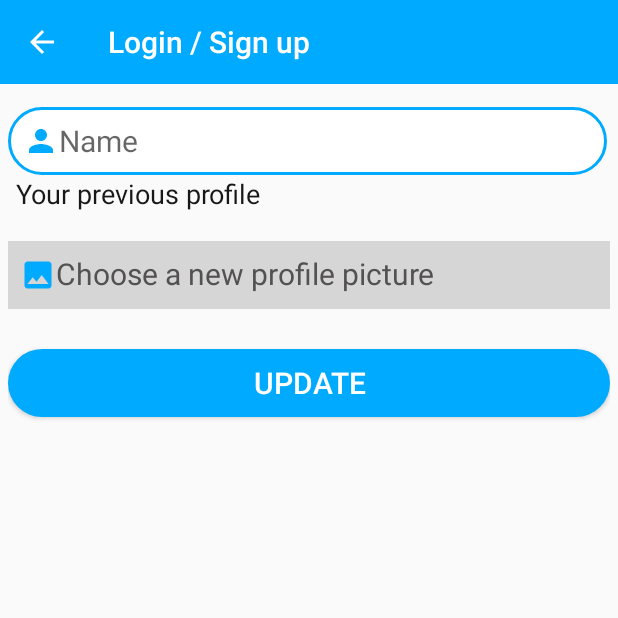
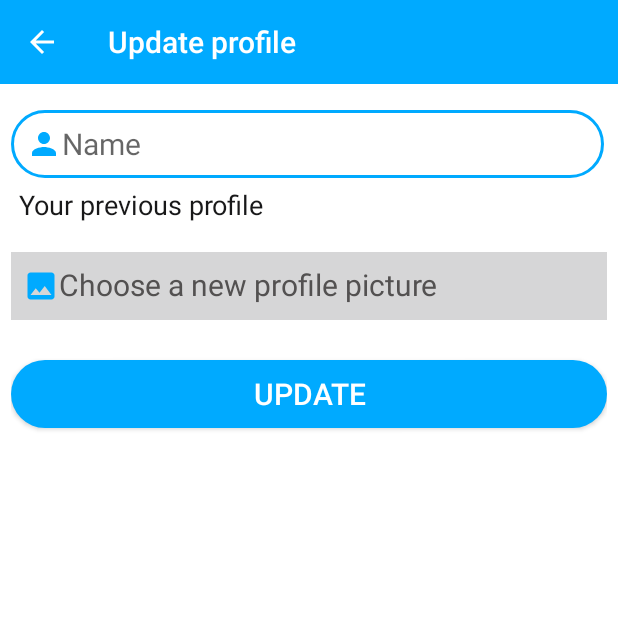
Before and after one commit to InnovexIT-Syl/Rentage, an Android app: the ProfileActivity screen opened directly, with no data from a screen before it, on a phone screen of 412 x 824 dp, the top half of it. Run offline under Robolectric (Android 15) with nearby library versions, the phone set to English and light mode, and no system bars; our stand-ins replace Firebase (no records; nobody signed in at launch, a user with empty details on screens opened directly), Picasso.

Commit message:
all files are updated

```diff
--- a/app/src/main/java/com/example/rentage/ProfileActivity.java
+++ b/app/src/main/java/com/example/rentage/ProfileActivity.java
@@ -9,6 +9,8 @@ import androidx.core.app.ActivityCompat;
 import androidx.core.content.ContextCompat;
 
 import android.Manifest;
+import android.app.ProgressDialog;
+import android.content.ContentResolver;
 import android.content.ContentValues;
 import android.content.DialogInterface;
 import android.content.Intent;
@@ -17,6 +19,7 @@ import android.net.Uri;
 import android.os.Bundle;
 import android.provider.MediaStore;
 import android.view.View;
+import android.webkit.MimeTypeMap;
 import android.widget.Button;
 import android.widget.EditText;
 import android.widget.ImageButton;
@@ -40,20 +43,17 @@ import com.google.firebase.storage.StorageReference;
 import com.google.firebase.storage.UploadTask;
 import com.squareup.picasso.Picasso;
 
-import de.hdodenhof.circleimageview.CircleImageView;
-
-import static com.google.firebase.storage.FirebaseStorage.getInstance;
 
 public class ProfileActivity extends AppCompatActivity {
-    Uri image_uri;
+    Uri image_uri = null;
     String cameraPermission[];
     String storagePermission[];
     String storagePath = "user_profile_image";
     private static final String TAG = "";
     private Toolbar toolbarLogSign;
 
-    private ImageView profileImage,previousProfileImage;
-    private TextView chooseProfileImage;
+    private ImageView profileImage, previousProfileImage;
+    private TextView chooseProfileImage, haveProfileImage;
     private EditText update_name;
     private Button updateButton;
 
@@ -71,6 +71,7 @@ public class ProfileActivity extends AppCompatActivity {
     private DatabaseReference databaseReference;
     // storage
     private StorageReference storageReference;
+    private ProgressDialog progressDialog;
 
     @Override
     protected void onCreate(Bundle savedInstanceState) {
@@ -93,17 +94,20 @@ public class ProfileActivity extends AppCompatActivity {
             }
         });
 
-        getSupportActionBar().setTitle("Login / Sign up");
+        getSupportActionBar().setTitle("Update profile");
         profileImage = findViewById(R.id.profile_image);
         update_name = findViewById(R.id.update_name);
         previousProfileImage = findViewById(R.id.previous_profile_image);
         chooseProfileImage = findViewById(R.id.chooseProfilePicture);
         updateButton = findViewById(R.id.update);
+        haveProfileImage = findViewById(R.id.haveProfileImage);
 
+        progressDialog = new ProgressDialog(this);
+        progressDialog.setMessage("Registering User...");
         updateButton.setOnClickListener(new View.OnClickListener() {
             @Override
             public void onClick(View v) {
-                imageUpload();
+                saveData();
             }
         });
 
@@ -126,6 +130,7 @@ public class ProfileActivity extends AppCompatActivity {
             }
         });
 
+        checkUserStatus();
         if (uid != null) {
 
             // databaseReference = FirebaseDatabase.getInstance().getReference().child("Users").child(uid);
@@ -151,9 +156,9 @@ public class ProfileActivity extends AppCompatActivity {
                             Picasso.get().load(profileImage).into(previousProfileImage);
                         } catch (Exception e) {
                             // if there is any exception while setting image then set default
-                            Picasso.get().load(R.drawable.index).into(previousProfileImage);
+//                            Picasso.get().load(R.drawable.index).into(previousProfileImage);
+                            haveProfileImage.setVisibility(View.VISIBLE);
                         }
-
                     }
                 }
 
@@ -299,28 +304,44 @@ public class ProfileActivity extends AppCompatActivity {
         }
     }
 
-    public void imageUpload(){
-        FirebaseUser user = firebaseAuth.getCurrentUser();
+    //get image extension
+    public String getFileExtension(Uri imageUrl) {
+        ContentResolver contentResolver = getContentResolver();
+        MimeTypeMap mimeTypeMap = MimeTypeMap.getSingleton();
+        return mimeTypeMap.getExtensionFromMimeType(contentResolver.getType(imageUrl));
+    }
 
-        String filePathAndName = storagePath + "_" + user.getUid();
-        StorageReference storageReference2nd = storageReference.child(filePathAndName);
-        storageReference2nd.putFile(image_uri)
+    private void saveData() {
+        progressDialog.setMessage("Updating profile..");
+        progressDialog.show();
+        StorageReference reference = storageReference.child(System.currentTimeMillis() + "." + getFileExtension(image_uri));
+
+        reference.putFile(image_uri)
                 .addOnSuccessListener(new OnSuccessListener<UploadTask.TaskSnapshot>() {
                     @Override
                     public void onSuccess(UploadTask.TaskSnapshot taskSnapshot) {
+                        // Get a URL to the uploaded content
                         Task<Uri> uriTask = taskSnapshot.getStorage().getDownloadUrl();
                         while (!uriTask.isSuccessful()) ;
-                        Uri downloadURI = uriTask.getResult();
-                        // check if image is uploaded or not and uri is received
-                        if (uriTask.isSuccessful()) {
+                        Uri downloadUri = uriTask.getResult();
 
-                        }
+                        //getting image url
+                        progressDialog.dismiss();
+                        Toast.makeText(ProfileActivity.this, "Profile updated successfully..", Toast.LENGTH_SHORT).show();
                     }
-                }).addOnFailureListener(new OnFailureListener() {
-            @Override
-            public void onFailure(@NonNull Exception e) {
-                Toast.makeText(ProfileActivity.this, "" + e.getMessage(), Toast.LENGTH_SHORT).show();
-            }
-        });
+                })
+                .addOnFailureListener(new OnFailureListener() {
+                    @Override
+                    public void onFailure(@NonNull Exception exception) {
+                        // Handle unsuccessful uploads
+                        Toast.makeText(ProfileActivity.this, "" + exception.getMessage(), Toast.LENGTH_SHORT).show();
+                    }
+                });
+    }
+
+    private void checkUserStatus() {
+        if (firebaseUser != null) {
+            uid = firebaseUser.getUid();
+        }
     }
 }
--- a/app/src/main/res/layout/activity_profile.xml
+++ b/app/src/main/res/layout/activity_profile.xml
@@ -4,6 +4,7 @@
     xmlns:tools="http://schemas.android.com/tools"
     android:layout_width="match_parent"
     android:layout_height="match_parent"
+    android:background="#fff"
     android:orientation="vertical"
     tools:context=".ProfileActivity">
 
@@ -15,10 +16,14 @@
         android:minHeight="?attr/actionBarSize"
         android:theme="@style/AppTheme.AppBarOverlay" />
 
+    <ScrollView
+        android:layout_width="match_parent"
+        android:layout_height="match_parent">
+
         <LinearLayout
             android:layout_width="match_parent"
             android:layout_height="wrap_content"
-        android:layout_margin="5dp"
+            android:layout_margin="7dp"
             android:orientation="vertical">
 
 
@@ -40,11 +45,25 @@
                 android:layout_width="375dp"
                 android:layout_height="wrap_content"
                 android:layout_marginStart="5dp"
+                android:layout_marginTop="5dp"
                 android:layout_weight=".8"
                 android:text="Your previous profile"
                 android:textColor="#181819"
                 android:textSize="18dp"
                 android:textStyle="normal" />
+
+            <TextView
+                android:id="@+id/haveProfileImage"
+                android:layout_width="375dp"
+                android:layout_height="wrap_content"
+                android:layout_marginStart="5dp"
+                android:layout_marginTop="5dp"
+                android:layout_weight=".8"
+                android:text="You do not have any profile image"
+                android:textColor="#181819"
+                android:textSize="18dp"
+                android:textStyle="normal"
+                android:visibility="gone" />
 
             <ImageView
                 android:id="@+id/previous_profile_image"
@@ -52,8 +71,7 @@
                 android:layout_height="wrap_content"
                 android:layout_marginTop="9dp"
                 android:contentDescription="TODO"
-            android:maxHeight="80dp"
-            android:scaleType="fitXY" />
+                android:maxHeight="100dp" />
 
             <TextView
                 android:id="@+id/chooseProfilePicture"
@@ -75,8 +93,7 @@
                 android:layout_height="wrap_content"
                 android:layout_marginTop="9dp"
                 android:contentDescription="TODO"
-            android:maxHeight="80dp"
-            android:scaleType="fitXY" />
+                android:maxHeight="100dp" />
 
             <Button
                 android:id="@+id/update"
@@ -91,4 +108,6 @@
                 android:textColor="#fff"
                 android:textSize="20dp" />
         </LinearLayout>
+    </ScrollView>
+
 </LinearLayout>
```
Lines whose indentation alone changed are shown as unchanged.
